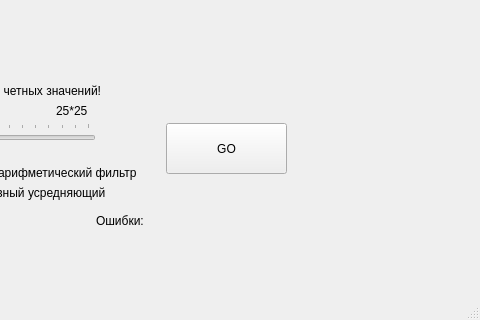
Before: the Qt Designer form mainwindow.ui in sanok10/PicFilter, drawn with Qt 5; both pictures show x 474 to 954 and y 597 to 917 of the 954 by 917 pixel window.
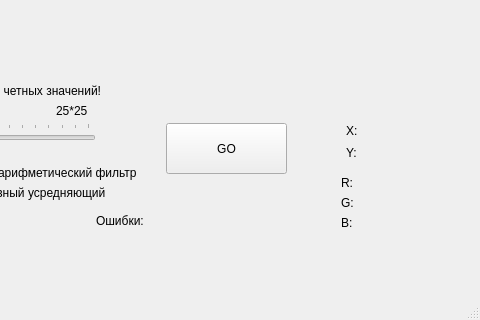
After: the same form once the commit is applied.

```diff
--- a/mainwindow.ui
+++ b/mainwindow.ui
@@ -243,6 +243,136 @@
      <string>Адаптивный усредняющий</string>
     </property>
    </widget>
+   <widget class="QLabel" name="label_8">
+    <property name="geometry">
+     <rect>
+      <x>820</x>
+      <y>720</y>
+      <width>16</width>
+      <height>16</height>
+     </rect>
+    </property>
+    <property name="text">
+     <string>X:</string>
+    </property>
+   </widget>
+   <widget class="QLabel" name="label_9">
+    <property name="geometry">
+     <rect>
+      <x>820</x>
+      <y>740</y>
+      <width>20</width>
+      <height>20</height>
+     </rect>
+    </property>
+    <property name="text">
+     <string>Y:</string>
+    </property>
+   </widget>
+   <widget class="QLabel" name="label_10">
+    <property name="geometry">
+     <rect>
+      <x>840</x>
+      <y>720</y>
+      <width>55</width>
+      <height>16</height>
+     </rect>
+    </property>
+    <property name="text">
+     <string/>
+    </property>
+   </widget>
+   <widget class="QLabel" name="label_11">
+    <property name="geometry">
+     <rect>
+      <x>840</x>
+      <y>740</y>
+      <width>55</width>
+      <height>16</height>
+     </rect>
+    </property>
+    <property name="text">
+     <string/>
+    </property>
+   </widget>
+   <widget class="QLabel" name="label_12">
+    <property name="geometry">
+     <rect>
+      <x>815</x>
+      <y>770</y>
+      <width>20</width>
+      <height>20</height>
+     </rect>
+    </property>
+    <property name="text">
+     <string>R:</string>
+    </property>
+   </widget>
+   <widget class="QLabel" name="label_13">
+    <property name="geometry">
+     <rect>
+      <x>815</x>
+      <y>790</y>
+      <width>20</width>
+      <height>20</height>
+     </rect>
+    </property>
+    <property name="text">
+     <string>G:</string>
+    </property>
+   </widget>
+   <widget class="QLabel" name="label_14">
+    <property name="geometry">
+     <rect>
+      <x>815</x>
+      <y>810</y>
+      <width>20</width>
+      <height>20</height>
+     </rect>
+    </property>
+    <property name="text">
+     <string>B:</string>
+    </property>
+   </widget>
+   <widget class="QLabel" name="label_15">
+    <property name="geometry">
+     <rect>
+      <x>830</x>
+      <y>770</y>
+      <width>55</width>
+      <height>16</height>
+     </rect>
+    </property>
+    <property name="text">
+     <string/>
+    </property>
+   </widget>
+   <widget class="QLabel" name="label_16">
+    <property name="geometry">
+     <rect>
+      <x>830</x>
+      <y>790</y>
+      <width>55</width>
+      <height>16</height>
+     </rect>
+    </property>
+    <property name="text">
+     <string/>
+    </property>
+   </widget>
+   <widget class="QLabel" name="label_17">
+    <property name="geometry">
+     <rect>
+      <x>830</x>
+      <y>810</y>
+      <width>55</width>
+      <height>16</height>
+     </rect>
+    </property>
+    <property name="text">
+     <string/>
+    </property>
+   </widget>
   </widget>
   <widget class="QMenuBar" name="menubar">
    <property name="geometry">
```
Left out of the diff: 6 changed lines with no effect on the pictures.
